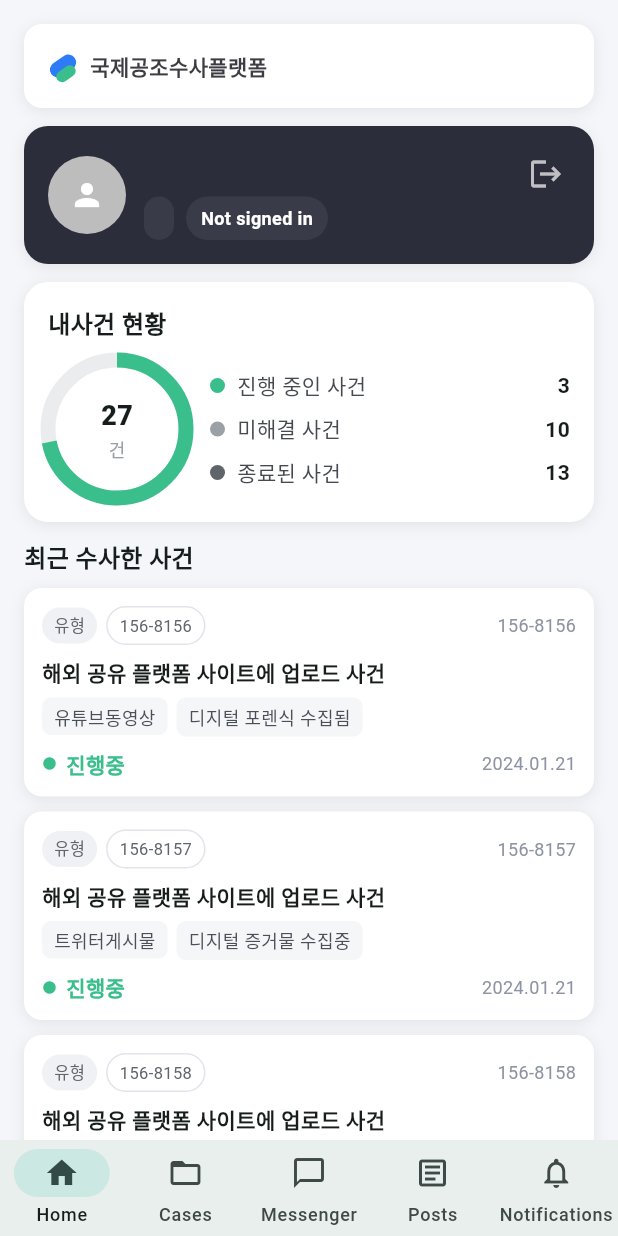
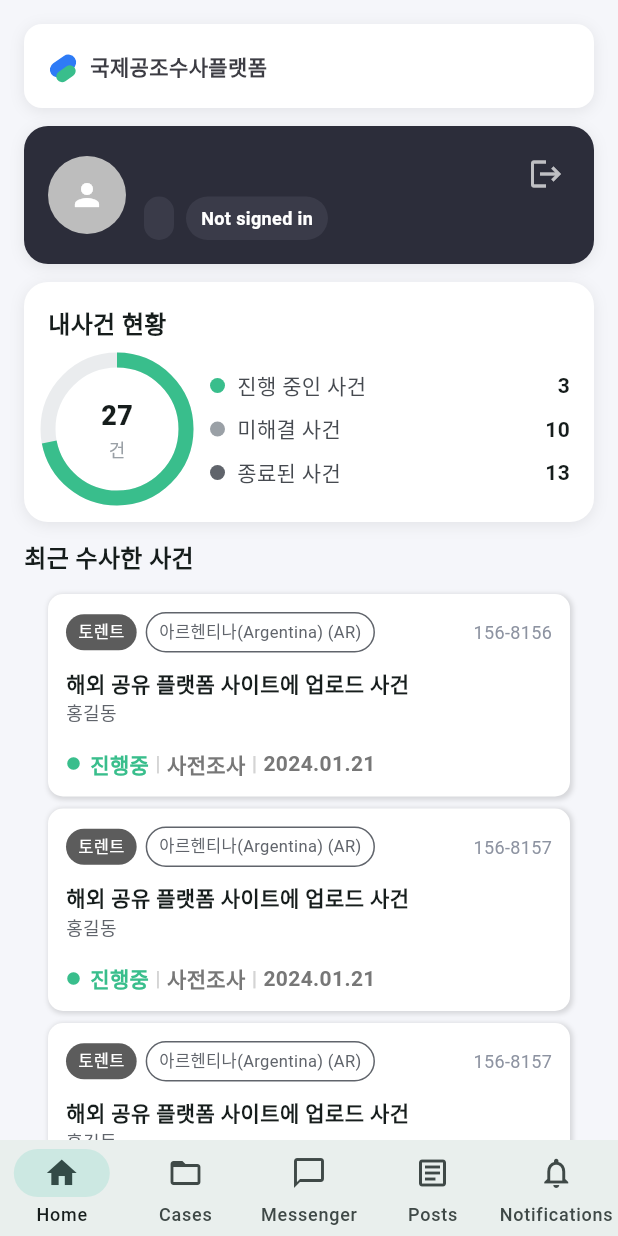
Before and after one commit to otgonjargal2019/jic_mobile, a Flutter app: the HomePage screen opened by its route, on a phone screen of 412 x 824 dp. Run offline on Flutter 3.47's test engine with Material 3 defaults, Android fonts, the phone set to English and light mode, and no system bars; our stand-ins replace cookie_jar, dio, dio_cookie_manager, flutter_html, shared_preferences, socket_io_client; accounts and stored records are empty; network calls fail.

Commit message:
wip: case listing

```diff
--- a/lib/core/localization/app_localizations.dart
+++ b/lib/core/localization/app_localizations.dart
@@ -28,6 +28,24 @@ class AppLocalizations {
       'findPassword': 'Find password',
       'recentCases': 'Recent cases',
       'myCases': 'My cases',
+      'case_details.case_infringement_type.PLATFORMS_SITES': 'Platforms/Sites',
+      'case_details.case_infringement_type.LINK_SITES': 'Link Sites',
+      'case_details.case_infringement_type.WEBHARD_P2P': 'Webhard/P2P',
+      'case_details.case_infringement_type.TORRENTS': 'Torrents',
+      'case_details.case_infringement_type.SNS': 'SNS',
+      'case_details.case_infringement_type.COMMUNITIES': 'Communities',
+      'case_details.case_infringement_type.OTHER': 'Other (ISD, etc.)',
+      'case_details.status.OPEN': 'Open',
+      'case_details.status.ON_HOLD': 'On Hold',
+      'case_details.status.CLOSED': 'Closed',
+      'case_details.progressStatus.PRE_INVESTIGATION': 'pre investigation',
+      'case_details.progressStatus.INVESTIGATION': 'investigation',
+      'case_details.progressStatus.TRANSFER': 'transfer',
+      'case_details.progressStatus.ANALYZING': 'analysing',
+      'case_details.progressStatus.REPORT_INVESTIGATION': 'report investigation',
+      'case_details.progressStatus.DISPOSE': 'dispose',
+      'case_details.progressStatus.ON_HOLD': 'on hold',
+      'case_details.progressStatus.CLOSED': 'closed',
     },
     'ko': {
       'appTitle': '국제공조수사플랫폼',
@@ -43,6 +61,24 @@ class AppLocalizations {
       'findPassword': '비밀번호 찾기',
       'recentCases': '최근 수사한 사건',
       'myCases': '내사건 현황',
+      'case_details.case_infringement_type.PLATFORMS_SITES': '플랫폼/사이트',
+      'case_details.case_infringement_type.LINK_SITES': '링크 사이트',
+      'case_details.case_infringement_type.WEBHARD_P2P': '웹하드/P2P',
+      'case_details.case_infringement_type.TORRENTS': '토렌트',
+      'case_details.case_infringement_type.SNS': 'SNS',
+      'case_details.case_infringement_type.COMMUNITIES': '커뮤니티',
+      'case_details.case_infringement_type.OTHER': '기타(ISD 등)',
+      'case_details.status.OPEN': '진행중',
+      'case_details.status.ON_HOLD': '미해결',
+      'case_details.status.CLOSED': '수사종료',
+      'case_details.progressStatus.PRE_INVESTIGATION': '사전조사',
+      'case_details.progressStatus.INVESTIGATION': '디지털 증거물 수집중',
+      'case_details.progressStatus.TRANSFER': '디지털 증거 이송',
+      'case_details.progressStatus.ANALYZING': '디지털 증거 분석 중',
+      'case_details.progressStatus.REPORT_INVESTIGATION': '디지털 증거 보고 조사',
+      'case_details.progressStatus.DISPOSE': '디지털 증거물 파기',
+      'case_details.progressStatus.ON_HOLD': '미해결',
+      'case_details.progressStatus.CLOSED': '수사종료',
     },
   };
 
@@ -62,8 +98,11 @@ class AppLocalizations {
 
   String _t(String key) {
     final code = locale.languageCode;
-    return _localizedValues[code]?[key] ?? _localizedValues['en']![key] ?? key;
+    // debugPrint('Looking up localization for key="$key" in locale="$code"');
+    return _localizedValues['ko']?[key] ?? _localizedValues['ko']![key] ?? '';
   }
+
+  String translate(String key) => _t(key);
 }
 
 class _AppLocalizationsDelegate
--- a/lib/core/models/case/case.dart
+++ b/lib/core/models/case/case.dart
@@ -1,24 +1,53 @@
+import 'package:intl/intl.dart';
+
 class Case {
   final String title;
+  final String infringementType;
+  final String relatedCountries;
   final List<String> chips;
   final String status;
+  final String progressStatus;
+  final String manager;
   final String date;
   final String id;
+  final String number;
 
   const Case({
     required this.title,
+    required this.infringementType,
+    required this.relatedCountries,
     required this.chips,
     required this.status,
+    required this.progressStatus,
+    required this.manager,
     required this.date,
     required this.id,
+    required this.number,
   });
 
   factory Case.fromJson(Map<String, dynamic> json) {
+    String nameEn = json['creator']?['nameEn']?.toString() ?? '';
+    String nameKr = json['creator']?['nameKr']?.toString() ?? '';
+    String name = '';
+    if (nameEn.trim().isNotEmpty) {
+      name = nameEn;
+    } else if (nameKr.trim().isNotEmpty) {
+      name = nameKr;
+    } else {
+      name = '-';
+    }
+
+    final dateTime = DateTime.parse(json['investigationDate']?.toString() ?? '');
     return Case(
       id: json['id']?.toString() ?? '',
-      title: json['title']?.toString() ?? '',
+      number: json['number']?.toString() ?? '',
+      title: json['caseName']?.toString() ?? '',
+      manager: name,
+      infringementType: json['infringementType']?.toString() ?? '',
+      relatedCountries: json['relatedCountries']?.toString() ?? '',
       status: json['status']?.toString() ?? '',
-      date: json['date']?.toString() ?? '',
+      progressStatus: json['latestRecord']?['progressStatus']?.toString() ?? '',
+      date: DateFormat('yyyy.MM.dd').format(dateTime),
       chips: (json['tags'] as List?)?.map((e) => e.toString()).toList() ?? [],
     );
   }
--- a/lib/core/widgets/segmented_tabs.dart
+++ b/lib/core/widgets/segmented_tabs.dart
@@ -57,21 +57,21 @@ class SegmentedTabs extends StatelessWidget {
         decoration: BoxDecoration(
           color: selected ? selectedColor : Colors.white,
           borderRadius: BorderRadius.circular(999),
-          border: selected ? null : Border(
+          border: Border(
             top: BorderSide(
-              color: textColor,
+              color: selected ? selectedColor :  textColor,
               width: 1,
             ),
             left: BorderSide(
-              color: textColor,
+              color: selected ? selectedColor :  textColor,
               width: 1,
             ),
             right: BorderSide(
-              color: textColor,
+              color: selected ? selectedColor :  textColor,
               width: 1,
             ),
             bottom: BorderSide(
-              color: textColor,
+              color: selected ? selectedColor : textColor,
               width: 1,
             ),
           ),
--- a/lib/features/cases/presentation/pages/cases_page.dart
+++ b/lib/features/cases/presentation/pages/cases_page.dart
@@ -15,6 +15,7 @@ class CasesPage extends StatefulWidget {
 
 class _CasesPageState extends State<CasesPage> {
   int _tabIndex = 0; // 0: 전체, 1: 진행중, 2: 종료
+
   @override
   void initState() {
     super.initState();
@@ -29,21 +30,22 @@ class _CasesPageState extends State<CasesPage> {
     final isLoading = caseProvider.loading;
     final error = caseProvider.error;
     final cases = caseProvider.cases;
-    final filtered = (() {
-      switch (_tabIndex) {
-        case 1:
-          return cases.where((e) => e.status == '진행중').toList();
-        case 2:
-          return cases.where((e) => e.status == '종료').toList();
-        default:
-          return cases;
-      }
-    })();
+    // final filtered = (() {
+    //   switch (_tabIndex) {
+    //     case 1:
+    //       return cases.where((e) => e.status == '진행중').toList();
+    //     case 2:
+    //       return cases.where((e) => e.status == '종료').toList();
+    //     default:
+    //       return cases;
+    //   }
+    // })();
     return Scaffold(
       backgroundColor: background,
       appBar: AppBar(
         elevation: 0,
         backgroundColor: background,
+        surfaceTintColor: Colors.transparent,
         shape: const Border(
           bottom: BorderSide(
             color: Color(0xFFDCDCDC),
@@ -54,17 +56,20 @@ class _CasesPageState extends State<CasesPage> {
       ),
       body: SafeArea(
         child: Padding(
-          padding: const EdgeInsets.all(16.0),
+          padding: const EdgeInsets.all(0.0),
           child: Column(
             crossAxisAlignment: CrossAxisAlignment.start,
             children: [
-              const Text(
-                '전체사건 현황',
-                style: TextStyle(fontWeight: FontWeight.w700, fontSize: 24),
+              Padding(
+                padding: const EdgeInsets.fromLTRB(16, 16, 16, 0),
+                child: const Text(
+                  '전체사건 현황',
+                  style: TextStyle(fontWeight: FontWeight.w700, fontSize: 24),
+                ),
               ),
               const SizedBox(height: 12),
               Padding(
-                padding: EdgeInsets.zero, // no outer padding
+                padding: const EdgeInsets.fromLTRB(16, 0, 16, 0),
                 child: SegmentedTabs(
                   index: _tabIndex,
                   labels: const ['전체', '진행중인 사건', '종료 사건'],
@@ -75,7 +80,7 @@ class _CasesPageState extends State<CasesPage> {
               const SizedBox(height: 12),
               if (error != null)
                 Padding(
-                  padding: const EdgeInsets.all(16),
+                  padding: EdgeInsets.zero,
                   child: Column(
                     mainAxisAlignment: MainAxisAlignment.center,
                     children: [
@@ -110,18 +115,18 @@ class _CasesPageState extends State<CasesPage> {
                         return false;
                       },
                       child: ListView.separated(
-                        padding: const EdgeInsets.fromLTRB(12, 4, 12, 12),
-                        itemCount: filtered.length + (isLoading ? 1 : 0),
+                        padding: EdgeInsets.zero,
+                        itemCount: cases.length + (isLoading ? 1 : 0),
                         separatorBuilder: (_, __) => const SizedBox(height: 8),
                         itemBuilder: (context, index) {
-                          if (index == filtered.length) {
+                          if (index == cases.length) {
                             return const Padding(
                               padding: EdgeInsets.all(8.0),
                               child: Center(child: CircularProgressIndicator()),
                             );
                           }
 
-                          final item = filtered[index];
+                          final item = cases[index];
                           return CaseCard(
                             item: item,
                             onTap: () {
--- a/lib/features/cases/presentation/widgets/case_card.dart
+++ b/lib/features/cases/presentation/widgets/case_card.dart
@@ -1,7 +1,7 @@
 import 'package:flutter/material.dart';
+import 'package:jic_mob/core/localization/app_localizations.dart';
 import 'package:jic_mob/core/models/case/case.dart';
 import 'package:jic_mob/core/widgets/app_badge.dart';
-import 'package:jic_mob/core/widgets/app_tag.dart';
 
 class CaseCard extends StatelessWidget {
   final Case item;
@@ -10,17 +10,19 @@ class CaseCard extends StatelessWidget {
 
   @override
   Widget build(BuildContext context) {
+    AppLocalizations? _loc = AppLocalizations.of(context)!;
     final card = Container(
-      margin: const EdgeInsets.only(bottom: 10),
+      margin: const EdgeInsets.fromLTRB(16, 4, 16, 4),
       padding: const EdgeInsets.all(12),
       decoration: BoxDecoration(
         color: Colors.white,
-        borderRadius: BorderRadius.circular(12),
+        borderRadius: BorderRadius.circular(10),
         boxShadow: const [
           BoxShadow(
-            color: Color(0x14000000),
-            blurRadius: 8,
-            offset: Offset(0, 2),
+            color: Color(0x20000000),
+            offset: Offset(1, 1),
+            blurRadius: 2,
+            spreadRadius: 1,
           ),
         ],
       ),
@@ -29,40 +31,76 @@ class CaseCard extends StatelessWidget {
         children: [
           Row(
             children: [
-              const AppBadge(text: '유형'),
+              AppBadge(
+                text: _loc.translate('case_details.case_infringement_type.${item.infringementType}'),
+                filled: true,
+                background: const Color(0xFF5C5C5C),
+                borderColor: Color(0xFF5C5C5C),
+                textStyle: const TextStyle(fontSize: 11, color: Color(0xFFFFFFFF)),
+              ),
               const SizedBox(width: 6),
-              AppBadge(text: item.id, filled: false),
+              AppBadge(
+                text: item.relatedCountries,
+                filled: false,
+                textStyle: const TextStyle(fontSize: 11, color: Color(0xFF60646B)),
+                borderColor: Color(0xFF60646B),
+              ),
               const Spacer(),
               Text(
-                item.id,
+                item.number,
                 style: const TextStyle(color: Color(0xFF8D93A1), fontSize: 12),
               ),
             ],
           ),
-          const SizedBox(height: 8),
+          const SizedBox(height: 10),
           Text(item.title, style: const TextStyle(fontWeight: FontWeight.w700)),
-          const SizedBox(height: 6),
-          Wrap(
-            spacing: 6,
-            runSpacing: 6,
-            children: item.chips.map((c) => AppTag(text: c)).toList(),
-          ),
-          const SizedBox(height: 8),
+          const SizedBox(height: 0),
+          Text(item.manager, style: const TextStyle(fontWeight: FontWeight.normal, color: Color(0xFF60646B), fontSize: 12)),
+          const SizedBox(height: 16),
           Row(
             children: [
               const Icon(Icons.circle, size: 10, color: Color(0xFF39BE8C)),
               const SizedBox(width: 6),
               Text(
-                item.status,
+                _loc.translate('case_details.status.${item.status}'),
                 style: const TextStyle(
                   color: Color(0xFF39BE8C),
                   fontWeight: FontWeight.w600,
                 ),
               ),
-              const Spacer(),
+              Padding(
+                padding: const EdgeInsets.fromLTRB(4, 0, 4, 0),
+                child: Text(
+                  '|',
+                  style: const TextStyle(
+                    color: Color(0xFFD4D4D4),
+                    fontWeight: FontWeight.w600,
+                  ),
+                ),
+              ),
+              Text(
+                _loc.translate('case_details.progressStatus.${item.progressStatus}'),
+                style: const TextStyle(
+                  color: Color(0xFF777777),
+                  fontWeight: FontWeight.w600,
+                ),
+              ),
+              Padding(
+                padding: const EdgeInsets.fromLTRB(4, 0, 4, 0),
+                child: Text(
+                  '|',
+                  style: const TextStyle(
+                    color: Color(0xFFD4D4D4),
+                    fontWeight: FontWeight.w600,
+                  ),
+                ),
+              ),
               Text(
                 item.date,
-                style: const TextStyle(color: Color(0xFF8D93A1), fontSize: 12),
+                style: const TextStyle(
+                  color: Color(0xFF777777),
+                  fontWeight: FontWeight.w600,
+                ),
               ),
             ],
           ),
@@ -72,7 +110,11 @@ class CaseCard extends StatelessWidget {
     if (onTap == null) return card;
     return InkWell(
       onTap: onTap,
-      borderRadius: BorderRadius.circular(12),
+      borderRadius: BorderRadius.circular(6),
+      radius: 6,
+      hoverColor: Colors.transparent,
+      highlightColor: Colors.transparent,
+      focusColor: Colors.transparent,
       child: card,
     );
   }
--- a/lib/features/home/presentation/pages/home_page.dart
+++ b/lib/features/home/presentation/pages/home_page.dart
@@ -354,22 +354,37 @@ class _RecentCasesSection extends StatelessWidget {
     final items = [
       const Case(
         title: '해외 공유 플랫폼 사이트에 업로드 사건',
+        number: '156-8156',
+        infringementType: 'TORRENTS',
+        relatedCountries: '아르헨티나(Argentina) (AR)',
         chips: const ['유튜브동영상', '디지털 포렌식 수집됨'],
-        status: '진행중',
+        manager: '홍길동',
+        status: 'OPEN',
+        progressStatus: 'PRE_INVESTIGATION',
         date: '2024.01.21',
         id: '156-8156',
       ),
       const Case(
         title: '해외 공유 플랫폼 사이트에 업로드 사건',
+        number: '156-8157',
+        infringementType: 'TORRENTS',
+        relatedCountries: '아르헨티나(Argentina) (AR)',
         chips: const ['트위터게시물', '디지털 증거물 수집중'],
-        status: '진행중',
+        manager: '홍길동',
+        status: 'OPEN',
+        progressStatus: 'PRE_INVESTIGATION',
         date: '2024.01.21',
         id: '156-8157',
       ),
       const Case(
         title: '해외 공유 플랫폼 사이트에 업로드 사건',
+        number: '156-8157',
+        infringementType: 'TORRENTS',
+        relatedCountries: '아르헨티나(Argentina) (AR)',
         chips: const ['트위터게시물', '디지털 증거물 수집중'],
-        status: '진행중',
+        manager: '홍길동',
+        status: 'OPEN',
+        progressStatus: 'PRE_INVESTIGATION',
         date: '2024.01.21',
         id: '156-8158',
       ),
```
